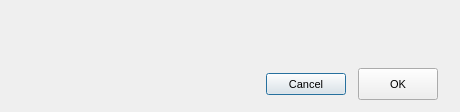
This is src/MEGASync/gui/macx/BindFolderDialog.ui in meganz/MEGAsync as Qt 5 draws it before an edit. The edited form follows.
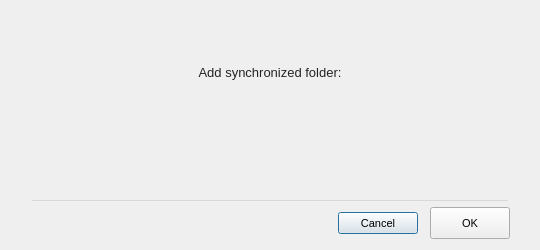
This is the edited form. Icons and pictures are not drawn. Custom widgets are drawn as their Qt base class.

Commit message: Adjust add sync folder finders to new design

The edit to the form file:
```diff
--- a/src/MEGASync/gui/macx/BindFolderDialog.ui
+++ b/src/MEGASync/gui/macx/BindFolderDialog.ui
@@ -6,10 +6,22 @@
    <rect>
     <x>0</x>
     <y>0</y>
-    <width>460</width>
-    <height>112</height>
+    <width>540</width>
+    <height>250</height>
    </rect>
   </property>
+  <property name="minimumSize">
+   <size>
+    <width>540</width>
+    <height>250</height>
+   </size>
+  </property>
+  <property name="maximumSize">
+   <size>
+    <width>540</width>
+    <height>250</height>
+   </size>
+  </property>
   <property name="windowTitle">
    <string>Add synchronized folder</string>
   </property>
@@ -19,25 +31,23 @@
 font-size: 11px;
 }
 
-QCheckBox::indicator {
-     width: 16px;
-     height: 16px;
- }
-
-QRadioButton::indicator {
-     width: 16px;
-     height: 16px;
- }
-
-QScrollBar:horizontal {
-height: 16px;
-}
-
 QPushButton
 {
     min-height: 14px;
 	height: 14px;
 }
+
+#wSeparatorBottom
+{
+background-color: rgba(0,0,0,0.1);
+}
+
+#lAddSync
+{
+  color: #242424;
+  font-family: &quot;SF Pro Text&quot;;
+  font-size: 13px;
+}
 </string>
   </property>
   <layout class="QVBoxLayout" name="verticalLayout">
@@ -47,9 +57,41 @@
    <property name="rightMargin">
     <number>0</number>
    </property>
-   <property name="bottomMargin">
-    <number>12</number>
-   </property>
+   <item alignment="Qt::AlignHCenter">
+    <widget class="QLabel" name="lMEGAimage">
+     <property name="maximumSize">
+      <size>
+       <width>128</width>
+       <height>48</height>
+      </size>
+     </property>
+     <property name="styleSheet">
+      <string notr="true">border-image: url(&quot;:/images/megasync_logo.png&quot;);
+min-width: 128px;
+min-height: 48px;
+</string>
+     </property>
+     <property name="alignment">
+      <set>Qt::AlignCenter</set>
+     </property>
+    </widget>
+   </item>
+   <item>
+    <widget class="QLabel" name="lAddSync">
+     <property name="sizePolicy">
+      <sizepolicy hsizetype="Preferred" vsizetype="Maximum">
+       <horstretch>0</horstretch>
+       <verstretch>0</verstretch>
+      </sizepolicy>
+     </property>
+     <property name="text">
+      <string>Add synchronized folder:</string>
+     </property>
+     <property name="alignment">
+      <set>Qt::AlignCenter</set>
+     </property>
+    </widget>
+   </item>
    <item>
     <widget class="FolderBinder" name="wBinder" native="true">
      <property name="styleSheet">
@@ -57,6 +99,44 @@
      </property>
     </widget>
    </item>
+   <item>
+    <widget class="QWidget" name="wSeparatorBottom" native="true">
+     <property name="sizePolicy">
+      <sizepolicy hsizetype="Preferred" vsizetype="Preferred">
+       <horstretch>0</horstretch>
+       <verstretch>0</verstretch>
+      </sizepolicy>
+     </property>
+     <property name="minimumSize">
+      <size>
+       <width>0</width>
+       <height>1</height>
+      </size>
+     </property>
+     <property name="maximumSize">
+      <size>
+       <width>16777215</width>
+       <height>1</height>
+      </size>
+     </property>
+     <property name="focusPolicy">
+      <enum>Qt::NoFocus</enum>
+     </property>
+     <property name="styleSheet">
+      <string notr="true">margin-left: 32px;
+margin-right: 32px;</string>
+     </property>
+     <property name="text" stdset="0">
+      <string/>
+     </property>
+     <property name="iconSize" stdset="0">
+      <size>
+       <width>576</width>
+       <height>1</height>
+      </size>
+     </property>
+    </widget>
+   </item>
    <item>
     <widget class="QWidget" name="bLayout" native="true">
      <property name="maximumSize">
@@ -70,13 +150,13 @@
        <number>12</number>
       </property>
       <property name="leftMargin">
-       <number>18</number>
+       <number>30</number>
       </property>
       <property name="topMargin">
        <number>0</number>
       </property>
       <property name="rightMargin">
-       <number>22</number>
+       <number>30</number>
       </property>
       <property name="bottomMargin">
        <number>0</number>
@@ -124,7 +204,7 @@
         <property name="minimumSize">
          <size>
           <width>0</width>
-          <height>32</height>
+          <height>16</height>
          </size>
         </property>
         <property name="text">
```
Left out of the diff: 3 changed lines with no effect on the pictures. The commit also changes 2 other files.
